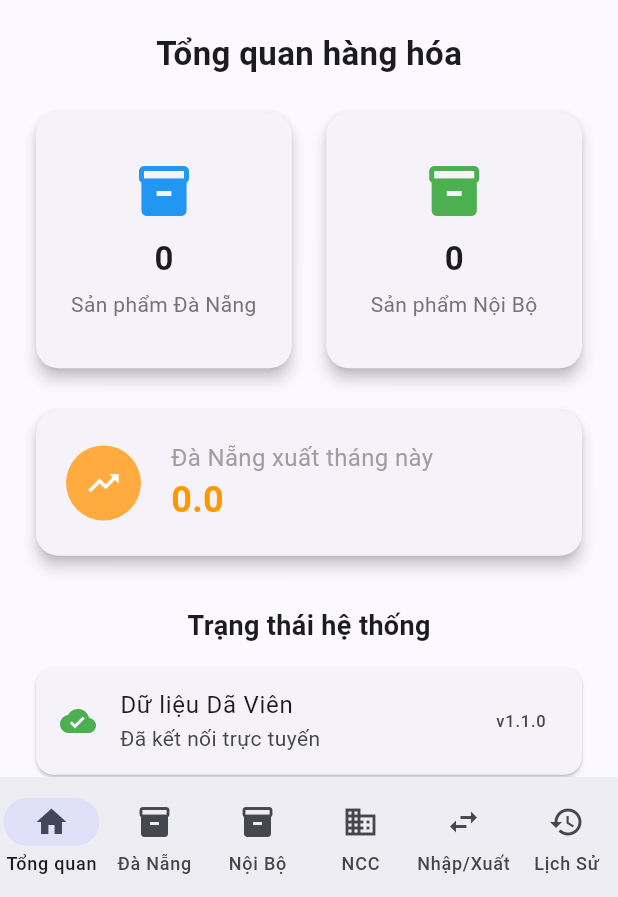
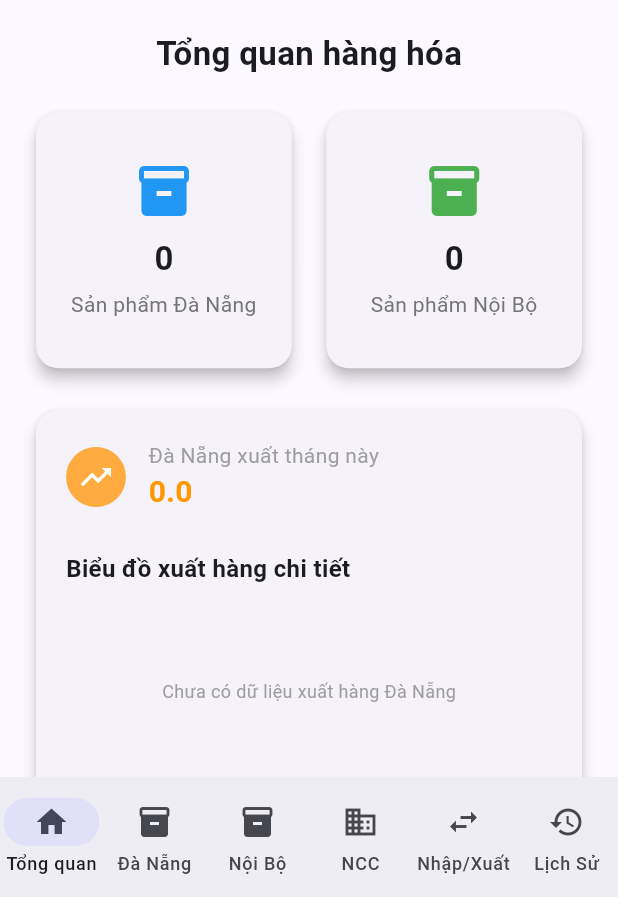
Before and after one commit to 22t1020439/QuanLiHangHoa, a Flutter app: the screen it shows after launch, on a phone screen of 412 x 824 dp, the part 339-1236 px from its top. Run offline on Flutter 3.47's test engine with Material 3 defaults, Android fonts, the light colour scheme and no system bars; our stand-ins replace cloud_firestore, firebase_core, fl_chart, share_plus; missing offline and left inert: dart:html, excel; accounts and stored records are empty.

Commit message:
Thêm biểu đồ cột chi tiết xuất hàng Đà Nẵng tại HomeScreen

```diff
--- a/lib/screens/home_screen.dart
+++ b/lib/screens/home_screen.dart
@@ -1,4 +1,5 @@
 import 'package:flutter/material.dart';
+import 'package:fl_chart/fl_chart.dart';
 import '../services/firestore_service.dart';
 
 class HomeScreen extends StatelessWidget {
@@ -99,14 +100,20 @@ class HomeScreen extends StatelessWidget {
                   ),
                   child: Padding(
                     padding: const EdgeInsets.all(20.0),
-                    child: Row(
+                    child: Column(
+                      crossAxisAlignment: CrossAxisAlignment.start,
+                      children: [
+                        Row(
                           children: [
                             const CircleAvatar(
                               backgroundColor: Colors.orangeAccent,
-                          radius: 25,
-                          child: Icon(Icons.trending_up, color: Colors.white),
+                              radius: 20,
+                              child: Icon(
+                                Icons.trending_up,
+                                color: Colors.white,
                               ),
-                        const SizedBox(width: 20),
+                            ),
+                            const SizedBox(width: 15),
                             Expanded(
                               child: Column(
                                 crossAxisAlignment: CrossAxisAlignment.start,
@@ -114,14 +121,14 @@ class HomeScreen extends StatelessWidget {
                                   const Text(
                                     'Đà Nẵng xuất tháng này',
                                     style: TextStyle(
-                                  fontSize: 16,
+                                      fontSize: 14,
                                       color: Colors.grey,
                                     ),
                                   ),
                                   Text(
                                     '${stats['monthExportDong']}',
                                     style: const TextStyle(
-                                  fontSize: 24,
+                                      fontSize: 20,
                                       fontWeight: FontWeight.bold,
                                       color: Colors.orange,
                                     ),
@@ -129,6 +136,18 @@ class HomeScreen extends StatelessWidget {
                                 ],
                               ),
                             ),
+                          ],
+                        ),
+                        const SizedBox(height: 25),
+                        const Text(
+                          'Biểu đồ xuất hàng chi tiết',
+                          style: TextStyle(
+                            fontSize: 16,
+                            fontWeight: FontWeight.bold,
+                          ),
+                        ),
+                        const SizedBox(height: 20),
+                        _buildExportBarChart(stats['dongExportDetails'] ?? {}),
                       ],
                     ),
                   ),
@@ -151,6 +170,125 @@ class HomeScreen extends StatelessWidget {
             ),
           );
         },
+      ),
+    );
+  }
+
+  Widget _buildExportBarChart(Map<String, dynamic> data) {
+    // Lọc bỏ các mặt hàng có số lượng bằng 0
+    final filteredData = data.entries
+        .where((e) => (e.value as double) > 0)
+        .toList();
+
+    if (filteredData.isEmpty) {
+      return const SizedBox(
+        height: 100,
+        child: Center(
+          child: Text(
+            'Chưa có dữ liệu xuất hàng Đà Nẵng',
+            style: TextStyle(color: Colors.grey, fontSize: 12),
+          ),
+        ),
+      );
+    }
+
+    return SizedBox(
+      height: 250,
+      child: BarChart(
+        BarChartData(
+          alignment: BarChartAlignment.spaceAround,
+          maxY:
+              filteredData
+                  .map((e) => e.value as double)
+                  .reduce((a, b) => a > b ? a : b) *
+              1.2,
+          barTouchData: BarTouchData(
+            enabled: true,
+            touchTooltipData: BarTouchTooltipData(
+              getTooltipColor: (group) => Colors.blueAccent,
+              getTooltipItem: (group, groupIndex, rod, rodIndex) {
+                return BarTooltipItem(
+                  '${filteredData[groupIndex].key}\n',
+                  const TextStyle(
+                    color: Colors.white,
+                    fontWeight: FontWeight.bold,
+                    fontSize: 14,
+                  ),
+                  children: [
+                    TextSpan(
+                      text: rod.toY.toString(),
+                      style: const TextStyle(
+                        color: Colors.yellow,
+                        fontSize: 12,
+                        fontWeight: FontWeight.w500,
+                      ),
+                    ),
+                  ],
+                );
+              },
+            ),
+          ),
+          titlesData: FlTitlesData(
+            show: true,
+            bottomTitles: AxisTitles(
+              sideTitles: SideTitles(
+                showTitles: true,
+                reservedSize: 60,
+                getTitlesWidget: (value, meta) {
+                  int index = value.toInt();
+                  if (index >= 0 && index < filteredData.length) {
+                    return Padding(
+                      padding: const EdgeInsets.only(top: 8.0),
+                      child: RotatedBox(
+                        quarterTurns: 1,
+                        child: Text(
+                          filteredData[index].key,
+                          style: const TextStyle(fontSize: 10),
+                          textAlign: TextAlign.center,
+                        ),
+                      ),
+                    );
+                  }
+                  return const Text('');
+                },
+              ),
+            ),
+            leftTitles: const AxisTitles(
+              sideTitles: SideTitles(showTitles: true, reservedSize: 40),
+            ),
+            topTitles: const AxisTitles(
+              sideTitles: SideTitles(showTitles: false),
+            ),
+            rightTitles: const AxisTitles(
+              sideTitles: SideTitles(showTitles: false),
+            ),
+          ),
+          gridData: const FlGridData(show: true, drawVerticalLine: false),
+          borderData: FlBorderData(
+            show: true,
+            border: Border(
+              bottom: BorderSide(color: Colors.grey[300]!, width: 1),
+              left: BorderSide(color: Colors.grey[300]!, width: 1),
+            ),
+          ),
+          barGroups: filteredData.asMap().entries.map((entry) {
+            return BarChartGroupData(
+              x: entry.key,
+              barRods: [
+                BarChartRodData(
+                  toY: entry.value.value as double,
+                  color: Colors.blue,
+                  width: 30,
+                  borderRadius: const BorderRadius.only(
+                    topLeft: Radius.circular(6),
+                    topRight: Radius.circular(6),
+                  ),
+                ),
+              ],
+              showingTooltipIndicators: [0],
+            );
+          }).toList(),
+        ),
       ),
     );
   }
```
Also changed, not shown: lib/services/firestore_service.dart (+9 -1 lines). Lines whose indentation alone changed are shown as unchanged.
